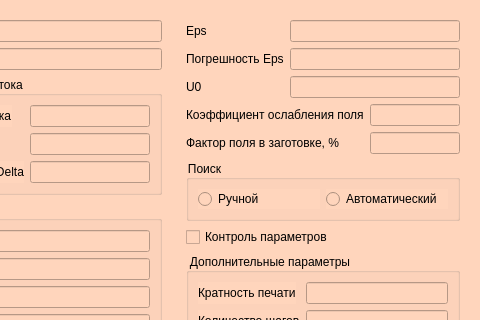
Before: the Qt Designer form gui/SecondaryParameters.ui in Kroshy1984/MIOM, drawn with Qt 5; both pictures show x 159 to 639 and y 0 to 320 of the 639 by 641 pixel window.
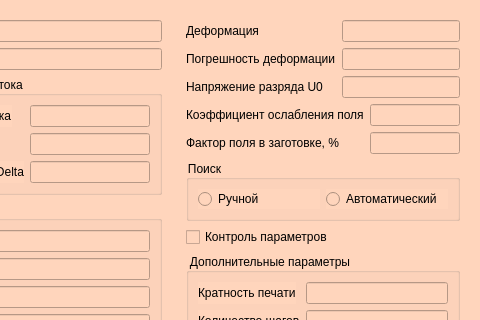
After: the same form once the commit is applied.

What changed in the file:
```diff
--- a/gui/SecondaryParameters.ui
+++ b/gui/SecondaryParameters.ui
@@ -201,7 +201,7 @@
         <item row="0" column="0">
          <widget class="QLabel" name="label_5">
           <property name="text">
-           <string>Eps</string>
+           <string>Деформация</string>
           </property>
          </widget>
         </item>
@@ -211,7 +211,7 @@
         <item row="2" column="0">
          <widget class="QLabel" name="label_6">
           <property name="text">
-           <string>U0</string>
+           <string>Напряжение разряда U0</string>
           </property>
          </widget>
         </item>
@@ -221,7 +221,7 @@
         <item row="1" column="0">
          <widget class="QLabel" name="label_16">
           <property name="text">
-           <string>Погрешность Eps</string>
+           <string>Погрешность деформации</string>
           </property>
          </widget>
         </item>
```
